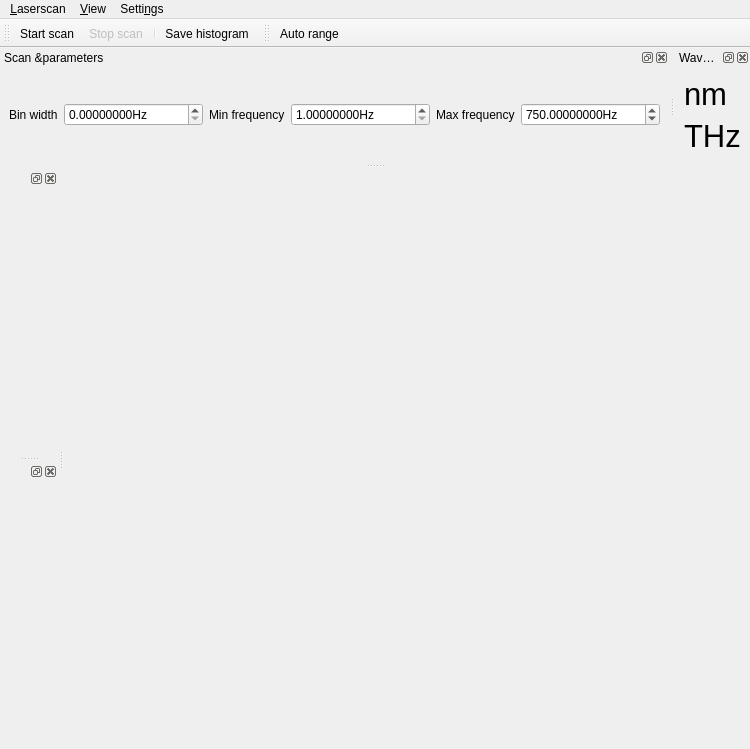
This is src/qudi/gui/wavemeter/ui_scanwindow.ui in bbuusshh/scudi as Qt 5 draws it before an edit. The edited form follows.
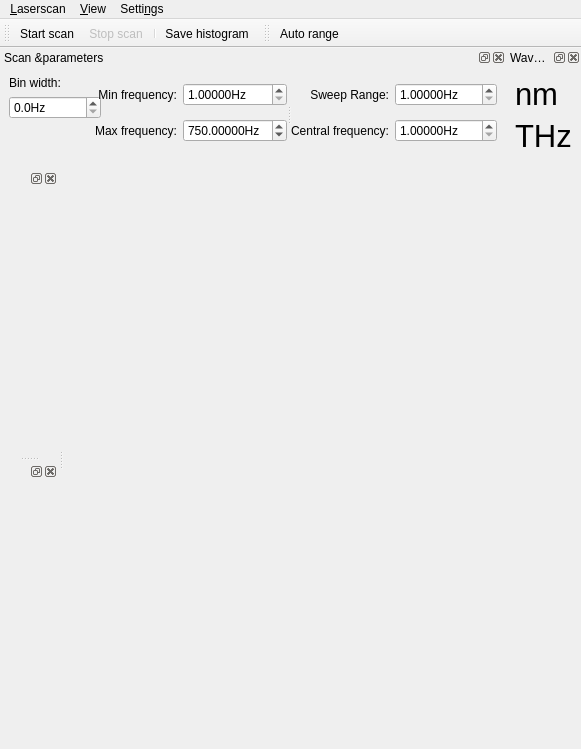
This is the edited form. Icons and pictures are not drawn. Custom widgets are drawn as their Qt base class.

Commit message: connected settings

What changed in the file:
```diff
--- a/src/qudi/gui/wavemeter/ui_scanwindow.ui
+++ b/src/qudi/gui/wavemeter/ui_scanwindow.ui
@@ -6,7 +6,7 @@
    <rect>
     <x>0</x>
     <y>0</y>
-    <width>749</width>
+    <width>573</width>
     <height>749</height>
    </rect>
   </property>
@@ -19,15 +19,13 @@
   <property name="dockOptions">
    <set>QMainWindow::AllowNestedDocks|QMainWindow::AllowTabbedDocks|QMainWindow::AnimatedDocks|QMainWindow::GroupedDragging|QMainWindow::VerticalTabs</set>
   </property>
-  <widget class="QWidget" name="centralwidget">
-   <layout class="QGridLayout" name="gridLayout" rowstretch="0"/>
-  </widget>
+  <widget class="QWidget" name="centralwidget"/>
   <widget class="QMenuBar" name="menubar">
    <property name="geometry">
     <rect>
      <x>0</x>
      <y>0</y>
-     <width>749</width>
+     <width>573</width>
      <height>21</height>
     </rect>
    </property>
@@ -76,6 +74,18 @@
    <addaction name="actionSave_histogram"/>
   </widget>
   <widget class="QDockWidget" name="scanParametersDockWidget">
+   <property name="minimumSize">
+    <size>
+     <width>500</width>
+     <height>112</height>
+    </size>
+   </property>
+   <property name="maximumSize">
+    <size>
+     <width>524287</width>
+     <height>112</height>
+    </size>
+   </property>
    <property name="windowTitle">
     <string>Scan &amp;parameters</string>
    </property>
@@ -83,20 +93,37 @@
     <number>4</number>
    </attribute>
    <widget class="QWidget" name="dockWidgetContents">
-    <layout class="QHBoxLayout" name="horizontalLayout">
-     <item>
+    <layout class="QGridLayout" name="gridLayout_6">
+     <item row="0" column="0">
+      <layout class="QFormLayout" name="formLayout">
+       <item row="0" column="0">
       <widget class="QLabel" name="binLabel">
        <property name="toolTip">
         <string>Number of bins to split the wavelength range up into.
 High bin number gives noisy but detailed data.</string>
        </property>
        <property name="text">
-        <string>Bin width</string>
+          <string>Bin width:</string>
+         </property>
+         <property name="alignment">
+          <set>Qt::AlignLeading|Qt::AlignLeft|Qt::AlignVCenter</set>
        </property>
       </widget>
      </item>
-     <item>
+       <item row="1" column="0">
       <widget class="ScienDSpinBox" name="binDoubleSpinBox">
+         <property name="sizePolicy">
+          <sizepolicy hsizetype="Minimum" vsizetype="Fixed">
+           <horstretch>0</horstretch>
+           <verstretch>0</verstretch>
+          </sizepolicy>
+         </property>
+         <property name="minimumSize">
+          <size>
+           <width>80</width>
+           <height>0</height>
+          </size>
+         </property>
        <property name="toolTip">
         <string>Number of bins to split the wavelength range up into.
 High bin number gives noisy but detailed data.</string>
@@ -105,27 +132,51 @@
         <string>Hz</string>
        </property>
        <property name="decimals">
-        <number>8</number>
+          <number>1</number>
        </property>
        <property name="maximum">
         <double>10000000000000.000000000000000</double>
        </property>
       </widget>
      </item>
-     <item>
+      </layout>
+     </item>
+     <item row="0" column="1">
+      <widget class="QSplitter" name="splitter">
+       <property name="orientation">
+        <enum>Qt::Horizontal</enum>
+       </property>
+       <widget class="QWidget" name="">
+        <layout class="QGridLayout" name="gridLayout">
+         <item row="0" column="0">
       <widget class="QLabel" name="minLabel">
        <property name="text">
-        <string>Min frequency</string>
+            <string>Min frequency:</string>
+           </property>
+           <property name="alignment">
+            <set>Qt::AlignRight|Qt::AlignTrailing|Qt::AlignVCenter</set>
        </property>
       </widget>
      </item>
-     <item>
+         <item row="0" column="1">
       <widget class="ScienDSpinBox" name="minDoubleSpinBox">
+           <property name="sizePolicy">
+            <sizepolicy hsizetype="Expanding" vsizetype="Fixed">
+             <horstretch>0</horstretch>
+             <verstretch>0</verstretch>
+            </sizepolicy>
+           </property>
+           <property name="minimumSize">
+            <size>
+             <width>100</width>
+             <height>0</height>
+            </size>
+           </property>
        <property name="suffix">
         <string>Hz</string>
        </property>
        <property name="decimals">
-        <number>8</number>
+            <number>5</number>
        </property>
        <property name="minimum">
         <double>1.000000000000000</double>
@@ -141,20 +192,35 @@
        </property>
       </widget>
      </item>
-     <item>
+         <item row="1" column="0">
       <widget class="QLabel" name="maxLabel">
        <property name="text">
-        <string>Max frequency</string>
+            <string>Max frequency:</string>
+           </property>
+           <property name="alignment">
+            <set>Qt::AlignRight|Qt::AlignTrailing|Qt::AlignVCenter</set>
        </property>
       </widget>
      </item>
-     <item>
+         <item row="1" column="1">
       <widget class="ScienDSpinBox" name="maxDoubleSpinBox">
+           <property name="sizePolicy">
+            <sizepolicy hsizetype="Expanding" vsizetype="Fixed">
+             <horstretch>0</horstretch>
+             <verstretch>0</verstretch>
+            </sizepolicy>
+           </property>
+           <property name="minimumSize">
+            <size>
+             <width>100</width>
+             <height>0</height>
+            </size>
+           </property>
        <property name="suffix">
         <string>Hz</string>
        </property>
        <property name="decimals">
-        <number>8</number>
+            <number>5</number>
        </property>
        <property name="minimum">
         <double>1.000000000000000</double>
@@ -165,6 +231,90 @@
        <property name="value">
         <double>750.000000000000000</double>
        </property>
+          </widget>
+         </item>
+        </layout>
+       </widget>
+       <widget class="QWidget" name="">
+        <layout class="QGridLayout" name="gridLayout_3">
+         <item row="0" column="0">
+          <widget class="QLabel" name="label_2">
+           <property name="text">
+            <string>Sweep Range:</string>
+           </property>
+           <property name="alignment">
+            <set>Qt::AlignRight|Qt::AlignTrailing|Qt::AlignVCenter</set>
+           </property>
+          </widget>
+         </item>
+         <item row="0" column="1">
+          <widget class="ScienDSpinBox" name="sweepRangeDoubleSpinBox">
+           <property name="sizePolicy">
+            <sizepolicy hsizetype="Expanding" vsizetype="Fixed">
+             <horstretch>0</horstretch>
+             <verstretch>0</verstretch>
+            </sizepolicy>
+           </property>
+           <property name="minimumSize">
+            <size>
+             <width>100</width>
+             <height>0</height>
+            </size>
+           </property>
+           <property name="suffix">
+            <string>Hz</string>
+           </property>
+           <property name="decimals">
+            <number>5</number>
+           </property>
+           <property name="minimum">
+            <double>1.000000000000000</double>
+           </property>
+           <property name="maximum">
+            <double>1000000000000000000.000000000000000</double>
+           </property>
+          </widget>
+         </item>
+         <item row="1" column="0">
+          <widget class="QLabel" name="label">
+           <property name="text">
+            <string>Central frequency:</string>
+           </property>
+           <property name="alignment">
+            <set>Qt::AlignRight|Qt::AlignTrailing|Qt::AlignVCenter</set>
+           </property>
+          </widget>
+         </item>
+         <item row="1" column="1">
+          <widget class="ScienDSpinBox" name="centreDoubleSpinBox">
+           <property name="sizePolicy">
+            <sizepolicy hsizetype="Expanding" vsizetype="Fixed">
+             <horstretch>0</horstretch>
+             <verstretch>0</verstretch>
+            </sizepolicy>
+           </property>
+           <property name="minimumSize">
+            <size>
+             <width>100</width>
+             <height>0</height>
+            </size>
+           </property>
+           <property name="suffix">
+            <string>Hz</string>
+           </property>
+           <property name="decimals">
+            <number>5</number>
+           </property>
+           <property name="minimum">
+            <double>1.000000000000000</double>
+           </property>
+           <property name="maximum">
+            <double>1000000000000000000.000000000000000</double>
+           </property>
+          </widget>
+         </item>
+        </layout>
+       </widget>
       </widget>
      </item>
     </layout>
```
Lines whose indentation alone changed are shown as unchanged. The commit also changes 1 other file.
